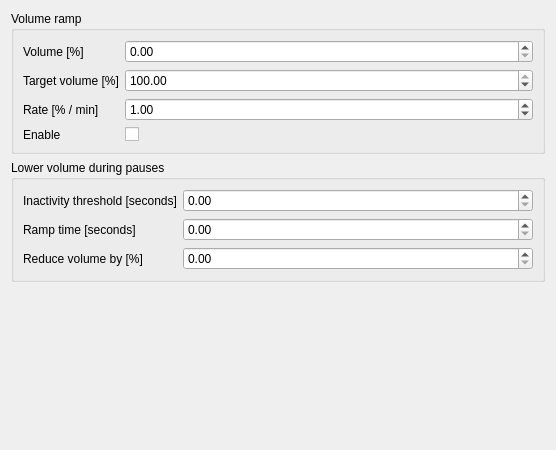
This is designer/volumecontrolwidget.ui in diglet48/restim as Qt 5 draws it before an edit. The edited form follows.
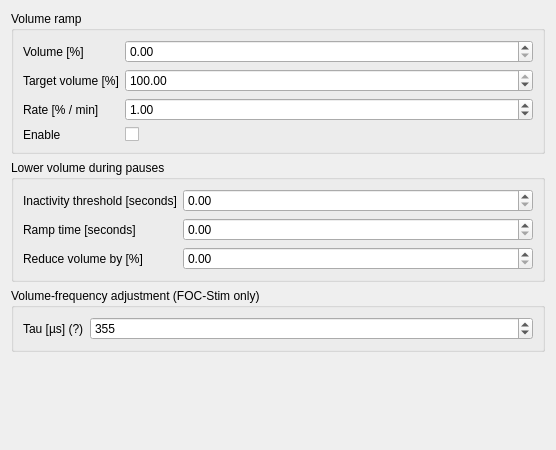
This is the edited form.

Commit message: FOC-Stim: reduce volume when playing lower frequency signals

```diff
--- a/designer/volumecontrolwidget.ui
+++ b/designer/volumecontrolwidget.ui
@@ -157,6 +157,41 @@
      </layout>
     </widget>
    </item>
+   <item>
+    <widget class="QGroupBox" name="groupBox_3">
+     <property name="title">
+      <string>Volume-frequency adjustment (FOC-Stim only)</string>
+     </property>
+     <layout class="QFormLayout" name="formLayout_3">
+      <item row="0" column="0">
+       <widget class="QLabel" name="label_5">
+        <property name="toolTip">
+         <string>&lt;html&gt;&lt;head/&gt;&lt;body&gt;&lt;p&gt;Available on FOC-Stim only. Time constant of the nerves. &lt;/p&gt;&lt;p&gt;Automatically adjusts the volume when the carrier frequency changes.&lt;/p&gt;&lt;p&gt;Increase if lower frequencies feel too strong.&lt;/p&gt;&lt;p&gt;default = 355µs&lt;/p&gt;&lt;/body&gt;&lt;/html&gt;</string>
+        </property>
+        <property name="text">
+         <string>Tau [µs] (?)</string>
+        </property>
+       </widget>
+      </item>
+      <item row="0" column="1">
+       <widget class="QDoubleSpinBox" name="doubleSpinBox_tau">
+        <property name="decimals">
+         <number>0</number>
+        </property>
+        <property name="minimum">
+         <double>100.000000000000000</double>
+        </property>
+        <property name="maximum">
+         <double>1000.000000000000000</double>
+        </property>
+        <property name="value">
+         <double>355.000000000000000</double>
+        </property>
+       </widget>
+      </item>
+     </layout>
+    </widget>
+   </item>
    <item>
     <spacer name="verticalSpacer">
      <property name="orientation">
```
The commit also changes 6 other files.
